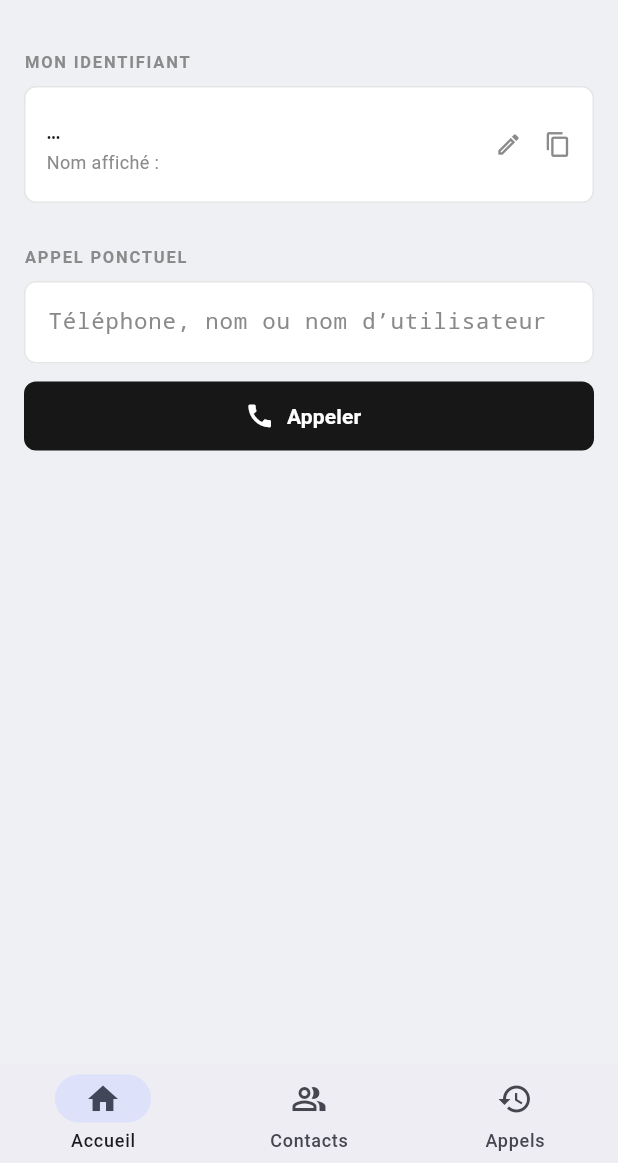
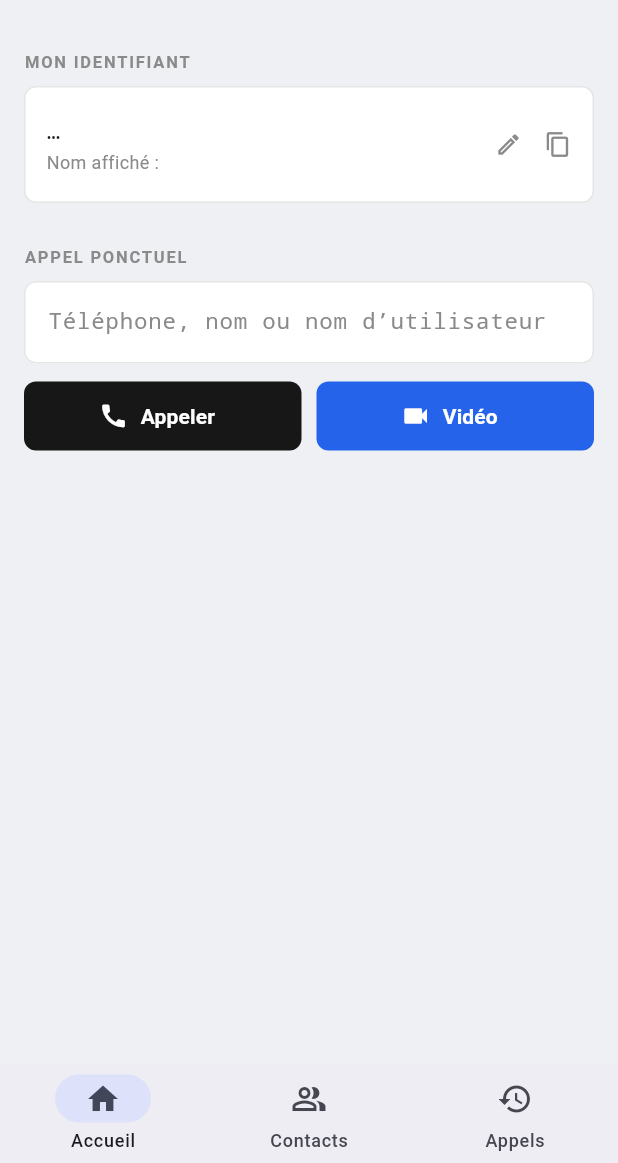
Before and after one commit to Daniel-the-one/yam-mobile, a Flutter app: the HomeShell screen opened directly with empty values, on a phone screen of 412 x 824 dp, the part 73-1236 px from its top. Run offline on Flutter 3.47's test engine with Material 3 defaults, Android fonts, the phone set to English and light mode, and no system bars; our stand-ins replace audioplayers, firebase_core, firebase_messaging, permission_handler, shared_preferences, vibration; missing offline and left inert: dart_pusher_channels, flutter_callkit_incoming, flutter_webrtc; accounts and stored records are empty.

Commit message:
fix: corriger le raccrochage (bye) et ajouter le choix appel vocal/vidéo
- call_service: traite le bye même si remoteId est null (arrête la sonnerie
  chez l'appelant), protège contre un bye spoofé via le call_id, garde-fou
  sur remoteId dans _answer (plus de force-unwrap).
- home_screen: deux boutons côte à côte sous le champ APPEL PONCTUEL —
  Appeler (vocal) et Vidéo.

```diff
--- a/lib/screens/home_screen.dart
+++ b/lib/screens/home_screen.dart
@@ -30,7 +30,7 @@ class _HomeScreenState extends State<HomeScreen> {
     );
   }
 
-  Future<void> _call() async {
+  Future<void> _call({bool video = false}) async {
     FocusScope.of(context).unfocus();
     try {
       final users = await widget.app.searchUsers(_targetCtrl.text);
@@ -39,6 +39,7 @@ class _HomeScreenState extends State<HomeScreen> {
       await widget.app.call.startOutgoing(
         user['id'].toString(),
         targetName: user['name']?.toString() ?? user['phone_number']?.toString(),
+        video: video,
       );
     } catch (e) {
       if (!mounted) return;
@@ -149,7 +150,11 @@ class _HomeScreenState extends State<HomeScreen> {
           ),
         ),
         const SizedBox(height: 12),
-        SizedBox(
+        Row(
+          children: [
+            // Appel vocal
+            Expanded(
+              child: SizedBox(
                 height: 46,
                 child: FilledButton.icon(
                   style: FilledButton.styleFrom(
@@ -157,10 +162,32 @@ class _HomeScreenState extends State<HomeScreen> {
                     foregroundColor: Colors.white,
                     shape: RoundedRectangleBorder(borderRadius: kFieldRadius),
                   ),
-            onPressed: _call,
+                  onPressed: () => _call(video: false),
                   icon: const Icon(Icons.call, size: 20),
-            label: const Text('Appeler', style: TextStyle(fontWeight: FontWeight.w600)),
+                  label: const Text('Appeler',
+                      style: TextStyle(fontWeight: FontWeight.w600)),
                 ),
+              ),
+            ),
+            const SizedBox(width: 10),
+            // Appel vidéo
+            Expanded(
+              child: SizedBox(
+                height: 46,
+                child: FilledButton.icon(
+                  style: FilledButton.styleFrom(
+                    backgroundColor: YamColors.accent,
+                    foregroundColor: Colors.white,
+                    shape: RoundedRectangleBorder(borderRadius: kFieldRadius),
+                  ),
+                  onPressed: () => _call(video: true),
+                  icon: const Icon(Icons.videocam, size: 20),
+                  label: const Text('Vidéo',
+                      style: TextStyle(fontWeight: FontWeight.w600)),
+                ),
+              ),
+            ),
+          ],
         ),
       ],
     );
```
Also changed, not shown: lib/services/call_service.dart (+30 -3 lines). Lines whose indentation alone changed are shown as unchanged.
